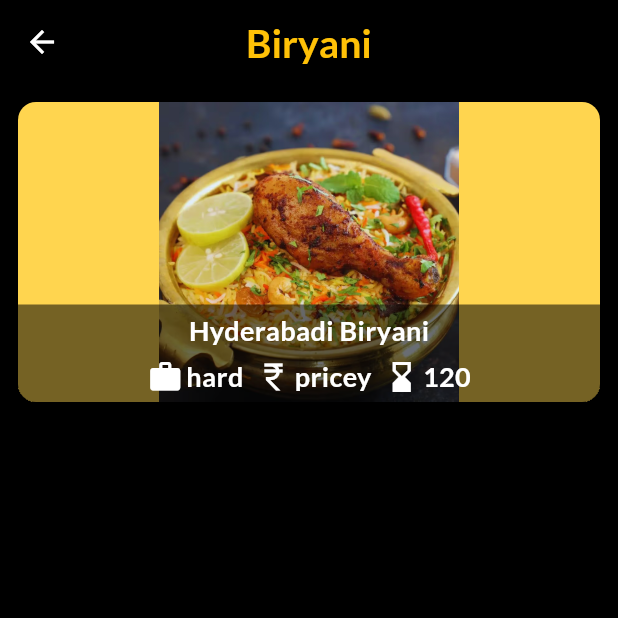
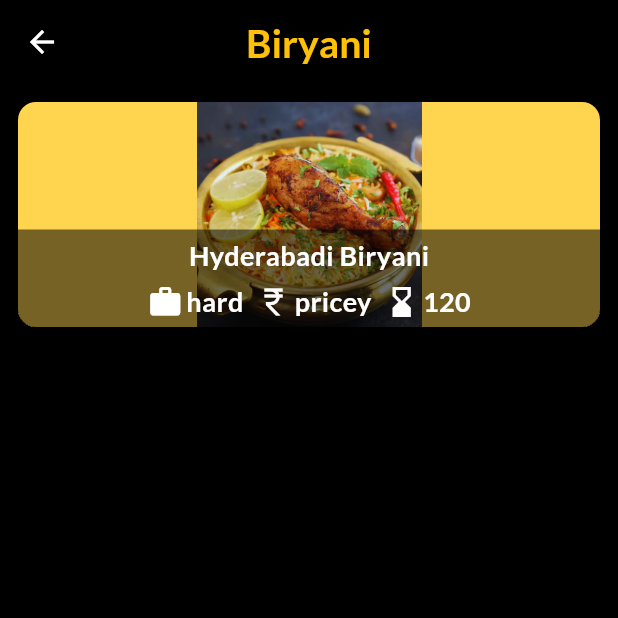
Before and after one commit to AlpitDev26/Meal-App, a Flutter app: the screen it shows after launch, after a tap on "Biryani", on a phone screen of 412 x 824 dp, the top half of it. Run offline on Flutter 3.47's test engine with Material 3 defaults, Android fonts, the phone set to English and light mode, and no system bars; our stand-ins replace google_fonts.

```diff
--- a/lib/screens/meal_screen.dart
+++ b/lib/screens/meal_screen.dart
@@ -1,9 +1,7 @@
 import 'package:flutter/material.dart';
-import 'package:meal_recipe_app/data/category_data.dart';
 import 'package:meal_recipe_app/models/meal_model.dart';
 import 'package:meal_recipe_app/screens/meals_detailed_screen.dart';
 import 'package:meal_recipe_app/widgets/item_trait.dart';
-import 'dart:ui';
 
 import '../data/meal_data.dart';
 
@@ -59,8 +57,8 @@ class MealScreen extends StatelessWidget {
                   children: [
                     Image.asset(
                       filterMeal[index].imageUrl,
+                      height: 150,
                       width: double.infinity,
-                      height: 200,
                     ),
                     Positioned(
                       bottom: 0,
@@ -70,7 +68,7 @@ class MealScreen extends StatelessWidget {
                         color: Colors.black54,
                         padding: const EdgeInsets.symmetric(
                           vertical: 4,
-                          horizontal: 44,
+                          horizontal: 10,
                         ),
                         child: Column(
                           mainAxisAlignment: MainAxisAlignment.center,
```
Also changed, not shown: lib/screens/meals_detailed_screen.dart (+27 -5 lines).
